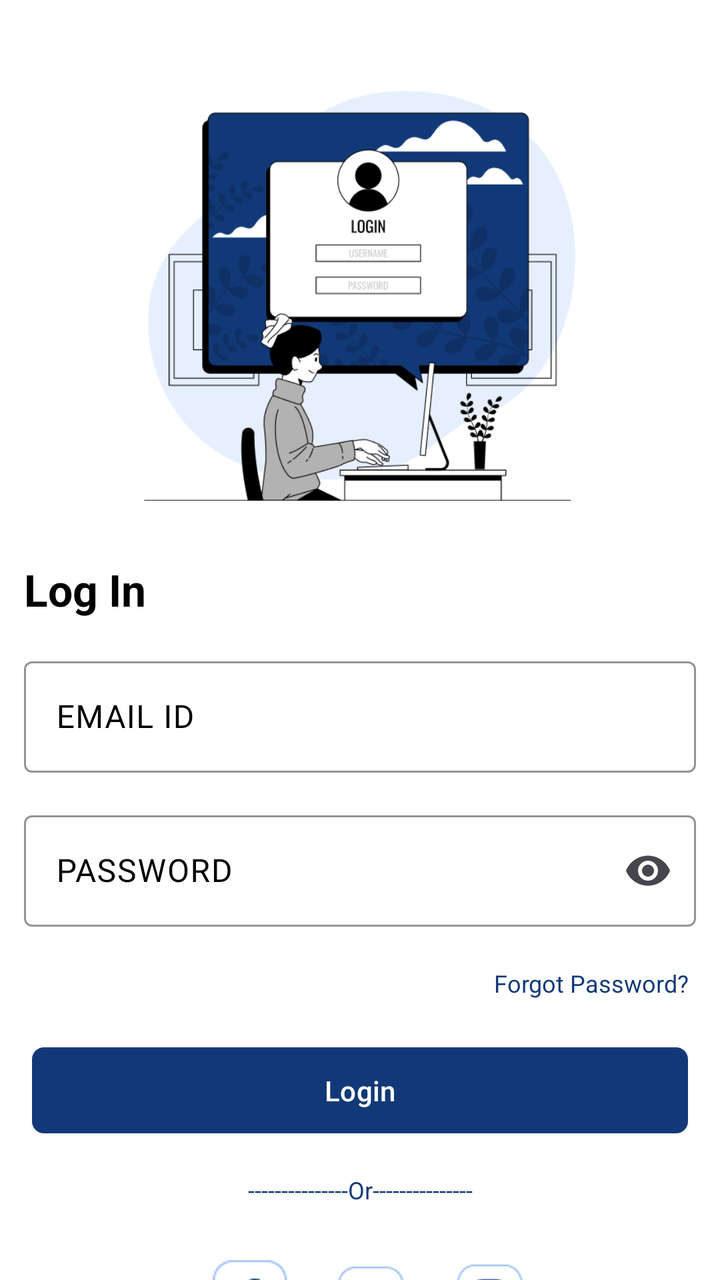
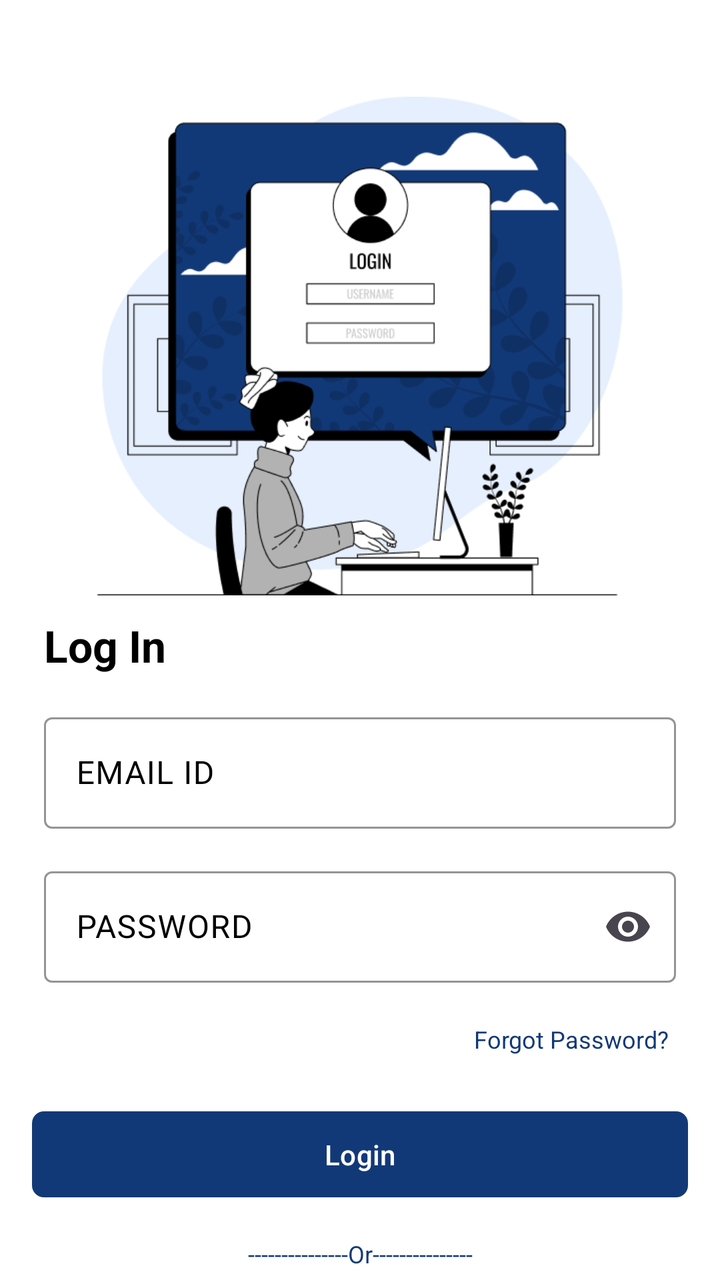

Screens rendered from an Android XML layout before and after an edit, with the pre-edit source and the edit as a unified diff.
<!-- AndroidManifest.xml: application theme AppTheme -->
<!-- res/layout/activity_login.xml -->
<?xml version="1.0" encoding="utf-8"?>
<LinearLayout xmlns:android="http://schemas.android.com/apk/res/android"
    xmlns:app="http://schemas.android.com/apk/res-auto"
    xmlns:tools="http://schemas.android.com/tools"
    android:id="@+id/main"
    android:layout_width="match_parent"
    android:layout_height="match_parent"
    android:background="@color/white"
    android:orientation="vertical"
    tools:context=".LoginActivity">


    <androidx.constraintlayout.widget.ConstraintLayout
        android:layout_width="match_parent"
        android:layout_height="match_parent"
        android:id="@+id/login_constarint"
        android:visibility="visible">

        <ImageView
            android:id="@+id/imageView2"
            android:layout_width="0dp"
            android:layout_height="0dp"
            android:layout_marginTop="@dimen/image_margin_top"
            android:elevation="4dp"
            android:src="@drawable/img"
            app:layout_constraintDimensionRatio="1:1"
            app:layout_constraintEnd_toEndOf="parent"
            app:layout_constraintStart_toStartOf="parent"
            app:layout_constraintTop_toTopOf="parent"
            app:layout_constraintWidth_percent="0.6" />

        <LinearLayout
            android:id="@+id/credentials_container"
            android:layout_width="0dp"
            android:layout_height="wrap_content"
            android:layout_marginTop="@dimen/credentials_margin_top"
            android:orientation="vertical"
            android:paddingHorizontal="@dimen/default_padding"
            app:layout_constraintEnd_toEndOf="parent"
            app:layout_constraintStart_toStartOf="parent"
            app:layout_constraintTop_toBottomOf="@id/imageView2">

            <TextView
                android:id="@+id/textView"
                android:layout_width="wrap_content"
                android:layout_height="wrap_content"
                android:fontFamily="sans-serif"
                android:text="Log In"
                android:textColor="@color/black"
                android:textSize="@dimen/text_size_large"
                android:textStyle="bold" />

            

            <com.google.android.material.textfield.TextInputLayout
                android:id="@+id/email_input_layout"
                android:layout_width="match_parent"
                android:layout_height="wrap_content"
                android:layout_marginTop="@dimen/default_margin"
                android:hint="EMAIL ID"
                android:textColorHint="@color/black"
                app:boxStrokeColor="@color/f_pass_color">

                <com.google.android.material.textfield.TextInputEditText
                    android:id="@+id/email_edit_text"
                    android:layout_width="match_parent"
                    android:layout_height="wrap_content"
                    android:inputType="textEmailAddress"
                    android:textColor="@color/f_pass_color" />
            </com.google.android.material.textfield.TextInputLayout>
            
            <com.google.android.material.textfield.TextInputLayout
                android:id="@+id/password_input_layout"
                android:layout_width="match_parent"
                android:layout_height="wrap_content"
                android:layout_marginTop="@dimen/default_margin"
                android:hint="PASSWORD"
                android:textColorHint="@color/black"
                app:boxStrokeColor="@color/f_pass_color"
                app:endIconMode="password_toggle">

                <com.google.android.material.textfield.TextInputEditText
                    android:id="@+id/password_edit_text"
                    android:layout_width="match_parent"
                    android:layout_height="wrap_content"
                    android:inputType="textPassword"
                    android:textColor="@color/f_pass_color" />
            </com.google.android.material.textfield.TextInputLayout>

            
            <TextView
                android:id="@+id/forgot_password"
                android:layout_width="wrap_content"
                android:layout_height="wrap_content"
                android:layout_gravity="end"
                android:layout_marginTop="@dimen/default_margin"
                android:gravity="end"
                android:padding="4dp"
                android:text="Forgot Password?"
                android:textColor="@color/f_pass_color"
                android:textSize="@dimen/text_size_small" />
        </LinearLayout>

        <com.google.android.material.button.MaterialButton
            android:id="@+id/login_button"
            android:layout_width="0dp"
            android:layout_height="wrap_content"
            android:layout_marginHorizontal="@dimen/default_margin"
            android:layout_marginTop="@dimen/default_margin"
            android:padding="@dimen/default_padding"
            android:text="Login"
            android:textColor="@color/white"
            android:textSize="@dimen/text_size_medium"
            app:backgroundTint="@color/f_pass_color"
            app:cornerRadius="@dimen/default_corner_radius"
            app:layout_constraintEnd_toEndOf="parent"
            app:layout_constraintStart_toStartOf="parent"
            app:layout_constraintTop_toBottomOf="@id/credentials_container" />

        <TextView
            android:id="@+id/or_divider"
            android:layout_width="wrap_content"
            android:layout_height="wrap_content"
            android:layout_marginHorizontal="@dimen/default_margin"
            android:layout_marginTop="@dimen/default_margin"
            android:gravity="center"
            android:text="@string/or_divide"
            android:textColor="@color/f_pass_color"
            android:textSize="@dimen/text_size_small"
            app:layout_constraintEnd_toEndOf="parent"
            app:layout_constraintStart_toStartOf="parent"
            app:layout_constraintTop_toBottomOf="@id/login_button" />

        <LinearLayout
            android:id="@+id/social_login_container"
            android:layout_width="wrap_content"
            android:layout_height="wrap_content"
            android:layout_marginTop="@dimen/default_margin"
            android:gravity="center"
            android:orientation="horizontal"
            android:paddingStart="@dimen/default_padding"
            app:layout_constraintEnd_toEndOf="parent"
            app:layout_constraintStart_toStartOf="parent"
            app:layout_constraintTop_toBottomOf="@id/or_divider">

            <ImageButton
                android:layout_width="@dimen/social_icon_size"
                android:layout_height="@dimen/social_icon_size"
                android:background="@null"
                android:scaleType="centerInside"
                android:src="@drawable/ic_facebook" />

            <ImageButton
                android:layout_width="@dimen/social_icon_size"
                android:layout_height="@dimen/social_icon_size"
                android:background="@null"
                android:scaleType="fitCenter"
                android:src="@drawable/ic_google" />

            <ImageButton
                android:layout_width="@dimen/social_icon_size"
                android:layout_height="@dimen/social_icon_size"
                android:background="@null"
                android:scaleType="fitCenter"
                android:src="@drawable/ic_instagram" />
        </LinearLayout>


        <LinearLayout
            android:id="@+id/dont_have_an_acc"
            android:layout_width="0dp"
            android:layout_height="wrap_content"
            android:layout_marginTop="@dimen/default_margin"
            android:gravity="center"
            android:orientation="horizontal"
            app:layout_constraintEnd_toEndOf="parent"
            app:layout_constraintStart_toStartOf="parent"
            app:layout_constraintTop_toBottomOf="@id/social_login_container">

            <TextView
                android:layout_width="wrap_content"
                android:layout_height="wrap_content"
                android:text="Don't have an Account?"
                android:textColor="@color/f_pass_color"
                android:textSize="@dimen/text_size_medium" />

            <TextView
                android:id="@+id/sign_up"
                android:layout_width="wrap_content"
                android:layout_height="wrap_content"
                android:layout_marginStart="@dimen/default_margin"
                android:backgroundTint="@color/white"
                android:text="Sign Up"
                android:textColor="@color/f_pass_color"
                android:textSize="@dimen/text_size_medium"
                android:textStyle="bold" />

        </LinearLayout>


    </androidx.constraintlayout.widget.ConstraintLayout>


    <androidx.constraintlayout.widget.ConstraintLayout
        android:layout_width="match_parent"
        android:layout_height="match_parent"
        android:id="@+id/signin_constarint"
        android:visibility="gone">

        <ImageView
            android:id="@+id/imageView3"
            android:layout_width="0dp"
            android:layout_height="0dp"
            android:layout_marginTop="@dimen/image_margin_top"
            android:elevation="4dp"
            android:src="@drawable/img_1"
            app:layout_constraintDimensionRatio="1:1"
            app:layout_constraintEnd_toEndOf="parent"
            app:layout_constraintStart_toStartOf="parent"
            app:layout_constraintTop_toTopOf="parent"
            app:layout_constraintWidth_percent="0.6" />

        <LinearLayout
            android:id="@+id/credentials_container_reg"
            android:layout_width="0dp"
            android:layout_height="wrap_content"
            android:layout_marginTop="@dimen/credentials_margin_top"
            android:orientation="vertical"
            android:paddingHorizontal="@dimen/default_padding"
            app:layout_constraintEnd_toEndOf="parent"
            app:layout_constraintStart_toStartOf="parent"
            app:layout_constraintTop_toBottomOf="@id/imageView3">

            <TextView
                android:id="@+id/textView_signin"
                android:layout_width="wrap_content"
                android:layout_height="wrap_content"
                android:fontFamily="sans-serif"
                android:text="Sign Up"
                android:textColor="@color/black"
                android:textSize="@dimen/text_size_large"
                android:textStyle="bold" />

            
            <com.google.android.material.textfield.TextInputLayout
                android:id="@+id/fname_input_layout"
                android:layout_width="match_parent"
                android:layout_height="wrap_content"
                android:layout_marginTop="@dimen/default_margin"
                android:hint="FIRST NAME"
                android:textColorHint="@color/black"
                app:boxStrokeColor="@color/f_pass_color">

                <com.google.android.material.textfield.TextInputEditText
                    android:id="@+id/fname_edit_text"
                    android:layout_width="match_parent"
                    android:layout_height="wrap_content"
                    android:inputType="textCapCharacters"
                    android:textColor="@color/f_pass_color" />
            </com.google.android.material.textfield.TextInputLayout>

            
            <com.google.android.material.textfield.TextInputLayout
                android:id="@+id/lname_input_layout"
                android:layout_width="match_parent"
                android:layout_height="wrap_content"
                android:layout_marginTop="@dimen/default_margin"
                android:hint="LAST NAME"
                android:textColorHint="@color/black"
                app:boxStrokeColor="@color/f_pass_color">

                <com.google.android.material.textfield.TextInputEditText
                    android:id="@+id/lanme_edit_text"
                    android:layout_width="match_parent"
                    android:layout_height="wrap_content"
                    android:inputType="textCapCharacters"
                    android:textColor="@color/f_pass_color" />
            </com.google.android.material.textfield.TextInputLayout>

            <com.google.android.material.textfield.TextInputLayout
                android:id="@+id/email1_input_layout"
                android:layout_width="match_parent"
                android:layout_height="wrap_content"
                android:layout_marginTop="@dimen/default_margin"
                android:hint="EMAIL ID"
                android:textColorHint="@color/black"
                app:boxStrokeColor="@color/f_pass_color">

                <com.google.android.material.textfield.TextInputEditText
                    android:id="@+id/email1_edit_text"
                    android:layout_width="match_parent"
                    android:layout_height="wrap_content"
                    android:inputType="textEmailAddress"
                    android:textColor="@color/f_pass_color" />
            </com.google.android.material.textfield.TextInputLayout>

            
            <com.google.android.material.textfield.TextInputLayout
                android:id="@+id/password1_input_layout"
                android:layout_width="match_parent"
                android:layout_height="wrap_content"
                android:layout_marginTop="@dimen/default_margin"
                android:hint="PASSWORD"
                android:textColorHint="@color/black"
                app:boxStrokeColor="@color/f_pass_color"
                app:endIconMode="password_toggle">

                <com.google.android.material.textfield.TextInputEditText
                    android:id="@+id/password1_edit_text"
                    android:layout_width="match_parent"
                    android:layout_height="wrap_content"
                    android:inputType="textPassword"
                    android:textColor="@color/f_pass_color" />
            </com.google.android.material.textfield.TextInputLayout>

        </LinearLayout>


        <com.google.android.material.button.MaterialButton
            android:id="@+id/create_acc_button"
            android:layout_width="0dp"
            android:layout_height="wrap_content"
            android:layout_marginHorizontal="@dimen/default_margin"
            android:layout_marginTop="@dimen/default_margin"
            android:padding="@dimen/default_padding"
            android:text="Create Account"
            android:textColor="@color/white"
            android:textSize="@dimen/text_size_medium"
            app:backgroundTint="@color/f_pass_color"
            app:cornerRadius="@dimen/default_corner_radius"
            app:layout_constraintEnd_toEndOf="parent"
            app:layout_constraintStart_toStartOf="parent"
            app:layout_constraintTop_toBottomOf="@id/credentials_container_reg" />


        <LinearLayout
            android:id="@+id/already_have_an_acc"
            android:layout_width="0dp"
            android:layout_height="wrap_content"
            android:layout_marginTop="@dimen/default_margin"
            android:gravity="center"
            android:orientation="vertical"
            app:layout_constraintEnd_toEndOf="parent"
            app:layout_constraintStart_toStartOf="parent"
            app:layout_constraintTop_toBottomOf="@id/create_acc_button">

            <TextView
                android:layout_width="wrap_content"
                android:layout_height="wrap_content"
                android:text="Don't have an Account?"
                android:layout_marginTop="@dimen/default_margin"
                android:textColor="@color/f_pass_color"
                android:textSize="@dimen/text_size_medium" />

            <TextView
                android:id="@+id/log_in"
                android:layout_width="wrap_content"
                android:layout_height="wrap_content"
                android:padding="8dp"
                android:backgroundTint="@color/white"
                android:text="Log In"
                android:textColor="@color/f_pass_color"
                android:textSize="@dimen/text_size_medium"
                android:textStyle="bold" />

        </LinearLayout>

    </androidx.constraintlayout.widget.ConstraintLayout>
</LinearLayout>
<!-- resources referenced by this layout -->
<resources>
  <color name="black">#FF000000</color>
  <color name="f_pass_color">#123977</color>
  <color name="white">#FFFFFFFF</color>
  <dimen name="credentials_margin_top">24dp</dimen>
  <dimen name="default_corner_radius">6dp</dimen>
  <dimen name="default_margin">16dp</dimen>
  <dimen name="default_padding">12dp</dimen>
  <dimen name="image_margin_top">40dp</dimen>
  <dimen name="social_icon_size">60dp</dimen>
  <dimen name="text_size_large">22sp</dimen>
  <dimen name="text_size_medium">14sp</dimen>
  <dimen name="text_size_small">12sp</dimen>
  <!-- drawable ic_facebook: png bitmap (drawable, 4277 bytes) -->
  <!-- drawable ic_google: png bitmap (drawable, 5649 bytes) -->
  <!-- drawable ic_instagram: png bitmap (drawable, 6844 bytes) -->
  <!-- drawable img: png bitmap (drawable, 36285 bytes) -->
  <!-- drawable img_1: png bitmap (drawable, 34733 bytes) -->
  <string name="or_divide">---------------Or---------------</string>
  <style name="AppTheme" parent="Theme.Material3.DayNight.NoActionBar">
          
          <item name="colorPrimary">@color/background</item>
          <item name="colorPrimaryVariant">#002244</item>
          <item name="colorOnPrimary">#FFFFFF</item>
  
          
          <item name="colorSecondary">#1A73E8</item>
          <item name="colorOnSecondary">#FFFFFF</item>
  
          
          <item name="android:colorBackground">#003366</item>
  
          
          <item name="colorSurface">#FFFFFF</item>
          <item name="colorOnSurface">#000000</item>
  
          
          <item name="android:textColorPrimary">#FFFFFF</item>
          <item name="android:textColorSecondary">#B3B3B3</item>
  
          
          <item name="android:navigationBarColor">#003366</item>
          <item name="android:statusBarColor">#002244</item>
      </style>
  <color name="background">#123977</color>
</resources>

<!-- the commit's change to res/layout/activity_login.xml (unified diff, before → after) -->
@@ -18,9 +18,9 @@
 
         <ImageView
             android:id="@+id/imageView2"
-            android:layout_width="0dp"
-            android:layout_height="0dp"
-            android:layout_marginTop="@dimen/image_margin_top"
+            android:layout_width="263dp"
+            android:layout_height="250dp"
+            android:layout_marginTop="48dp"
             android:elevation="4dp"
             android:src="@drawable/img"
             app:layout_constraintDimensionRatio="1:1"
@@ -31,14 +31,16 @@
 
         <LinearLayout
             android:id="@+id/credentials_container"
-            android:layout_width="0dp"
-            android:layout_height="wrap_content"
-            android:layout_marginTop="@dimen/credentials_margin_top"
+            android:layout_width="match_parent"
+            android:layout_height="wrap_content"
+            android:layout_marginTop="20dp"
+            android:layout_margin="10dp"
             android:orientation="vertical"
             android:paddingHorizontal="@dimen/default_padding"
             app:layout_constraintEnd_toEndOf="parent"
-            app:layout_constraintStart_toStartOf="parent"
-            app:layout_constraintTop_toBottomOf="@id/imageView2">
+            app:layout_constraintHorizontal_bias="0.0"
+            app:layout_constraintStart_toStartOf="parent"
+            app:layout_constraintTop_toBottomOf="@+id/imageView2">
 
             <TextView
                 android:id="@+id/textView"
@@ -106,7 +108,7 @@
             android:layout_width="0dp"
             android:layout_height="wrap_content"
             android:layout_marginHorizontal="@dimen/default_margin"
-            android:layout_marginTop="@dimen/default_margin"
+            android:layout_marginTop="20dp"
             android:padding="@dimen/default_padding"
             android:text="Login"
             android:textColor="@color/white"
